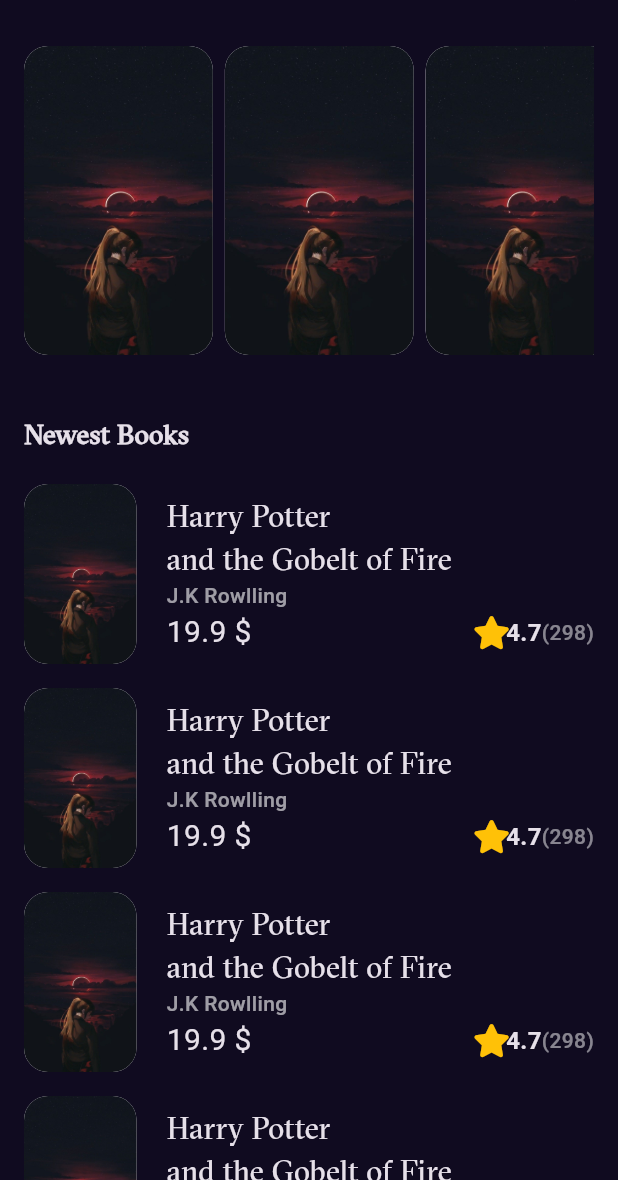
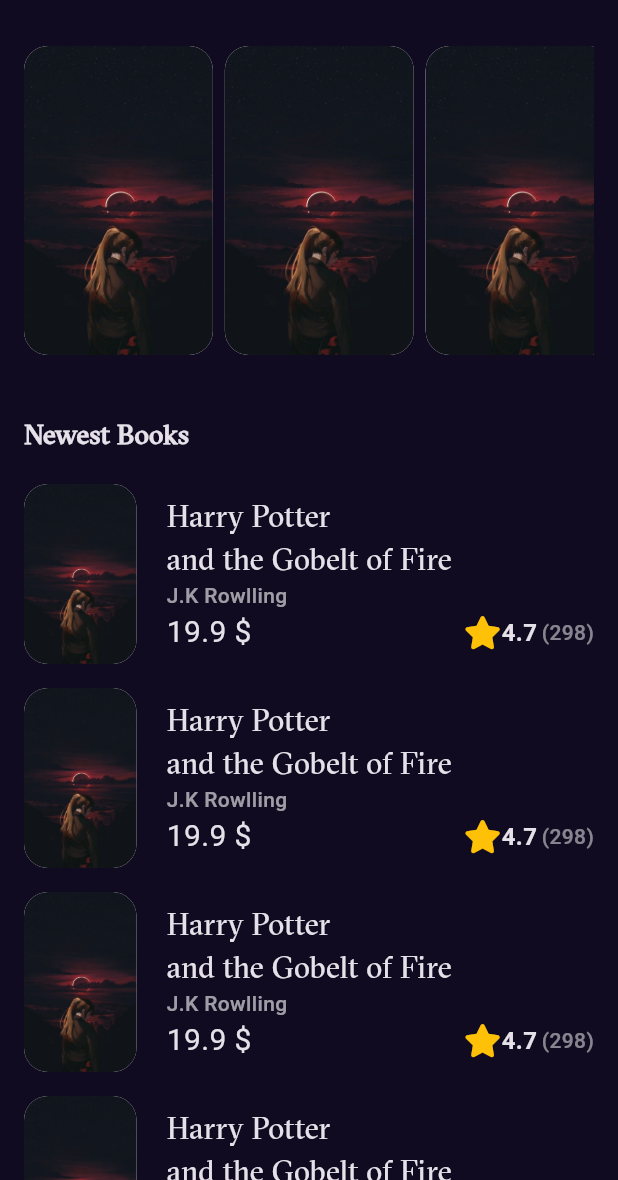
Before and after one commit to YoussefKadafy/bookly_app_clean_arch, a Flutter app: the screen it shows after launch, on a phone screen of 412 x 824 dp, the part 56-1236 px from its top. Run offline on Flutter 3.47's test engine with Material 3 defaults, Android fonts, the phone set to English and light mode, and no system bars; our stand-ins replace font_awesome_flutter, go_router.

Commit message:
Home view done

```diff
--- a/lib/features/home/presentation/view/widgets/home_view_body.dart
+++ b/lib/features/home/presentation/view/widgets/home_view_body.dart
@@ -12,6 +12,10 @@ class HomeViewBody extends StatelessWidget {
   Widget build(BuildContext context) {
     return Padding(
       padding: const EdgeInsets.symmetric(horizontal: 16.0),
+      child: CustomScrollView(
+        physics: const BouncingScrollPhysics(),
+        slivers: [
+          SliverToBoxAdapter(
             child: Column(
               crossAxisAlignment: CrossAxisAlignment.start,
               children: [
@@ -25,13 +29,16 @@ class HomeViewBody extends StatelessWidget {
                 ),
                 Text(
                   'Newest Books',
-            style:
-                Styles.textStyle18.copyWith(fontFamily: kGTSectraFineRegular),
+                  style: Styles.textStyle18
+                      .copyWith(fontFamily: kGTSectraFineRegular),
                 ),
                 const SizedBox(
                   height: 20,
                 ),
-          const Expanded(child: NewestListView()),
+              ],
+            ),
+          ),
+          const NewestListView(),
         ],
       ),
     );
--- a/lib/features/home/presentation/view/widgets/newest_list_view.dart
+++ b/lib/features/home/presentation/view/widgets/newest_list_view.dart
@@ -6,10 +6,13 @@ class NewestListView extends StatelessWidget {
 
   @override
   Widget build(BuildContext context) {
-    return ListView.builder(
-      itemBuilder: (context, index) => const Padding(
-        padding: EdgeInsetsDirectional.only(bottom: 16.0),
-        child: CustomNewestListViewItem(),
+    return SliverList(
+      delegate: SliverChildBuilderDelegate(
+        childCount: 12,
+        (context, index) => const Padding(
+          padding: EdgeInsetsDirectional.only(bottom: 16.0),
+          child: CustomNewestListViewItem(),
+        ),
       ),
     );
   }
--- a/lib/features/home/presentation/view/widgets/rating_book.dart
+++ b/lib/features/home/presentation/view/widgets/rating_book.dart
@@ -14,9 +14,15 @@ class RatingBook extends StatelessWidget {
           color: Colors.amber,
           size: 22,
         ),
+        const SizedBox(
+          width: 3,
+        ),
         const Text(
           '4.7',
           style: Styles.textStyle16,
+        ),
+        const SizedBox(
+          width: 3,
         ),
         Text(
           '(298)',
```
Lines whose indentation alone changed are shown as unchanged.
